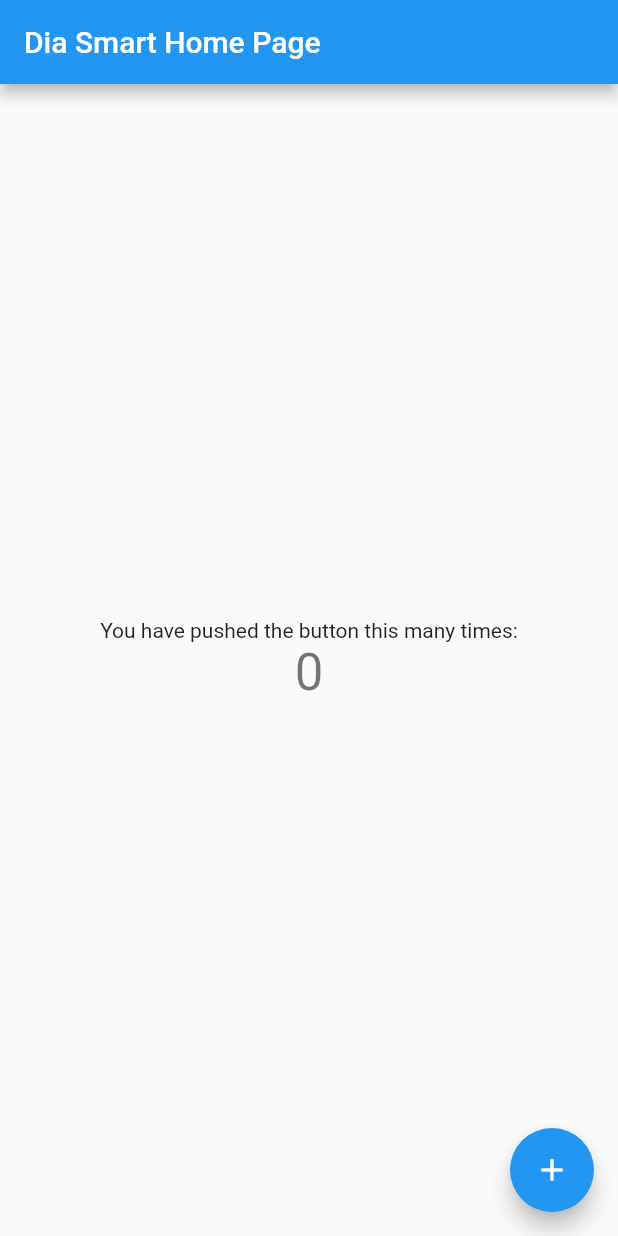
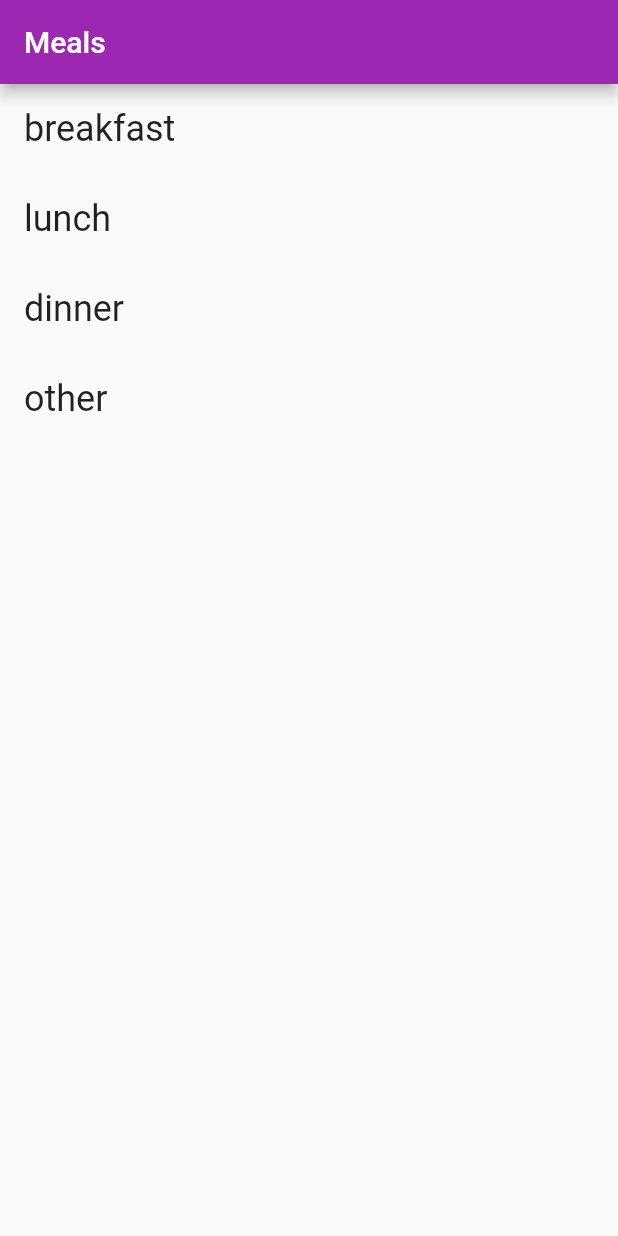
Before and after one commit to abenjelloun1989/DiaSmart, a Flutter app: the screen it shows after launch, on a phone screen of 412 x 824 dp. Run offline on Flutter 3.47's test engine with Material 2 defaults, Android fonts, the phone set to English and light mode, and no system bars.

Commit message:
display static meals in list and dialog box

```diff
--- a/dia_smart_app/lib/main.dart
+++ b/dia_smart_app/lib/main.dart
@@ -1,111 +1,167 @@
+import 'package:flutter/cupertino.dart';
 import 'package:flutter/material.dart';
 
 void main() => runApp(MyApp());
 
 class MyApp extends StatelessWidget {
-  // This widget is the root of your application.
   @override
   Widget build(BuildContext context) {
     return MaterialApp(
       title: 'Dia Smart',
       theme: ThemeData(
-        // This is the theme of your application.
-        //
-        // Try running your application with "flutter run". You'll see the
-        // application has a blue toolbar. Then, without quitting the app, try
-        // changing the primarySwatch below to Colors.green and then invoke
-        // "hot reload" (press "r" in the console where you ran "flutter run",
-        // or simply save your changes to "hot reload" in a Flutter IDE).
-        // Notice that the counter didn't reset back to zero; the application
-        // is not restarted.
-        primarySwatch: Colors.blue,
-      ),
-      home: MyHomePage(title: 'Dia Smart Home Page'),
+          primarySwatch: Colors.purple,
+          buttonColor: Colors.purple,
+          buttonTheme:
+              const ButtonThemeData(textTheme: ButtonTextTheme.primary)),
+      home: MyHomePage(),
     );
   }
 }
 
-class MyHomePage extends StatefulWidget {
-  MyHomePage({Key key, this.title}) : super(key: key);
+class MyHomePage extends StatelessWidget {
+  MyHomePage({Key key}) : super(key: key);
 
-  // This widget is the home page of your application. It is stateful, meaning
-  // that it has a State object (defined below) that contains fields that affect
-  // how it looks.
+  Widget _dialogBuilder(BuildContext context, MealItem mealItem) {
+    ThemeData localTheme = Theme.of(context);
 
-  // This class is the configuration for the state. It holds the values (in this
-  // case the title) provided by the parent (in this case the App widget) and
-  // used by the build method of the State. Fields in a Widget subclass are
-  // always marked "final".
+    return SimpleDialog(
+      contentPadding: EdgeInsets.zero,
+      children: [
+        Image(
+          image: AssetImage('assets/images/' + mealItem.meal + '.jpg'),
+        ),
+        Padding(
+          padding: const EdgeInsets.all(16.0),
+          child: Column(
+            crossAxisAlignment: CrossAxisAlignment.stretch,
+            children: [
+              Text(
+                mealItem.meal,
+                style: localTheme.textTheme.headline4,
+              ),
+              Text(
+                mealItem.mealTime.toIso8601String(),
+                style: localTheme.textTheme.subtitle1
+                    .copyWith(fontStyle: FontStyle.italic),
+              ),
+              SizedBox(
+                height: 16.0,
+              ),
+              Text(
+                'Carbo : ' + mealItem.carbo.toString() + 'g',
+                style: localTheme.textTheme.bodyText1,
+              ),
+              Text(
+                'Insulin : ' + mealItem.insulin.toString() + 'u',
+                style: localTheme.textTheme.bodyText1,
+              ),
+              Text(
+                'GluLevel : ' + mealItem.gluLevel.toString() + 'mg/dL',
+                style: localTheme.textTheme.bodyText1,
+              ),
+              SizedBox(
+                height: 16.0,
+              ),
+              Wrap(
+                alignment: WrapAlignment.end,
+                children: [
+                  FlatButton(
+                      onPressed: () {
+                        Navigator.of(context).pop();
+                      },
+                      child: const Text('Close')),
+                  RaisedButton(
+                    onPressed: () {},
+                    child: const Text('Good'),
+                  )
+                ],
+              )
+            ],
+          ),
+        )
+      ],
+    );
+  }
 
-  final String title;
-
-  @override
-  _MyHomePageState createState() => _MyHomePageState();
-}
-
-class _MyHomePageState extends State<MyHomePage> {
-  int _counter = 0;
-
-  void _incrementCounter() {
-    setState(() {
-      // This call to setState tells the Flutter framework that something has
-      // changed in this State, which causes it to rerun the build method below
-      // so that the display can reflect the updated values. If we changed
-      // _counter without calling setState(), then the build method would not be
-      // called again, and so nothing would appear to happen.
-      _counter++;
-    });
+  Widget _listItemBuilder(BuildContext context, int index) {
+    return new GestureDetector(
+      onTap: () => showDialog(
+          context: context,
+          builder: (context) => _dialogBuilder(context, _meals[index])),
+      child: Container(
+        padding: const EdgeInsets.only(left: 16.0),
+        alignment: Alignment.centerLeft,
+        child: Text(_meals[index].meal,
+            style: Theme.of(context).textTheme.headline5),
+      ),
+    );
   }
 
   @override
   Widget build(BuildContext context) {
-    // This method is rerun every time setState is called, for instance as done
-    // by the _incrementCounter method above.
-    //
-    // The Flutter framework has been optimized to make rerunning build methods
-    // fast, so that you can just rebuild anything that needs updating rather
-    // than having to individually change instances of widgets.
     return Scaffold(
       appBar: AppBar(
-        // Here we take the value from the MyHomePage object that was created by
-        // the App.build method, and use it to set our appbar title.
-        title: Text(widget.title),
+        title: Text('Meals'),
       ),
-      body: Center(
-        // Center is a layout widget. It takes a single child and positions it
-        // in the middle of the parent.
-        child: Column(
-          // Column is also a layout widget. It takes a list of children and
-          // arranges them vertically. By default, it sizes itself to fit its
-          // children horizontally, and tries to be as tall as its parent.
-          //
-          // Invoke "debug painting" (press "p" in the console, choose the
-          // "Toggle Debug Paint" action from the Flutter Inspector in Android
-          // Studio, or the "Toggle Debug Paint" command in Visual Studio Code)
-          // to see the wireframe for each widget.
-          //
-          // Column has various properties to control how it sizes itself and
-          // how it positions its children. Here we use mainAxisAlignment to
-          // center the children vertically; the main axis here is the vertical
-          // axis because Columns are vertical (the cross axis would be
-          // horizontal).
-          mainAxisAlignment: MainAxisAlignment.center,
-          children: <Widget>[
-            Text(
-              'You have pushed the button this many times:',
-            ),
-            Text(
-              '$_counter',
-              style: Theme.of(context).textTheme.headline4,
-            ),
-          ],
-        ),
+      body: ListView.builder(
+        itemCount: _meals.length,
+        itemExtent: 60.0,
+        itemBuilder: _listItemBuilder,
       ),
-      floatingActionButton: FloatingActionButton(
-        onPressed: _incrementCounter,
-        tooltip: 'Increment',
-        child: Icon(Icons.add),
-      ), // This trailing comma makes auto-formatting nicer for build methods.
     );
   }
 }
+
+class MealItem {
+  final int id;
+  final String meal;
+  final DateTime mealTime;
+  final double carbo;
+  final double insulin;
+  final double gluLevel;
+  final double ratio;
+
+  MealItem(
+      {this.id,
+      this.meal,
+      this.mealTime,
+      this.carbo,
+      this.insulin,
+      this.gluLevel,
+      this.ratio});
+}
+
+final List<MealItem> _meals = <MealItem>[
+  MealItem(
+      id: 1,
+      meal: 'breakfast',
+      mealTime: DateTime.now(),
+      carbo: 10,
+      insulin: 1,
+      gluLevel: 100,
+      ratio: 0.1),
+  MealItem(
+      id: 2,
+      meal: 'lunch',
+      mealTime: DateTime.now(),
+      carbo: 20,
+      insulin: 2,
+      gluLevel: 200,
+      ratio: 0.2),
+  MealItem(
+      id: 3,
+      meal: 'dinner',
+      mealTime: DateTime.now(),
+      carbo: 30,
+      insulin: 3,
+      gluLevel: 300,
+      ratio: 0.3),
+  MealItem(
+      id: 4,
+      meal: 'other',
+      mealTime: DateTime.now(),
+      carbo: 40,
+      insulin: 4,
+      gluLevel: 400,
+      ratio: 0.4),
+];
--- a/dia_smart_app/pubspec.yaml
+++ b/dia_smart_app/pubspec.yaml
@@ -41,9 +41,8 @@ flutter:
   uses-material-design: true
 
   # To add assets to your application, add an assets section, like this:
-  # assets:
-  #  - images/a_dot_burr.jpeg
-  #  - images/a_dot_ham.jpeg
+  assets:
+   - assets/images/
 
   # An image asset can refer to one or more resolution-specific "variants", see
   # https://flutter.dev/assets-and-images/#resolution-aware.
```
Also changed, not shown: dia_smart_app/assets/images/breakfast.jpg (added), dia_smart_app/assets/images/dinner.jpg (added), dia_smart_app/assets/images/lunch.jpg (added), dia_smart_app/assets/images/other.jpg (added), dia_smart_app/lib/MealItem.dart (added).
